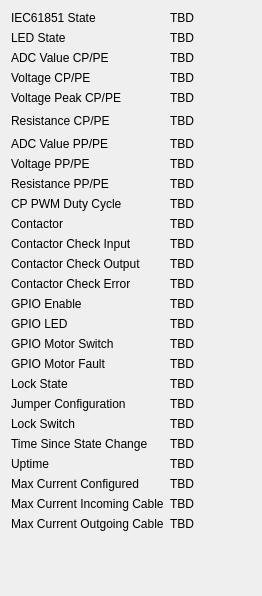
Above: src/brickv/plugin_system/plugins/evse/ui/evse.ui from Tinkerforge/brickv before the change. Below: the same form after it.
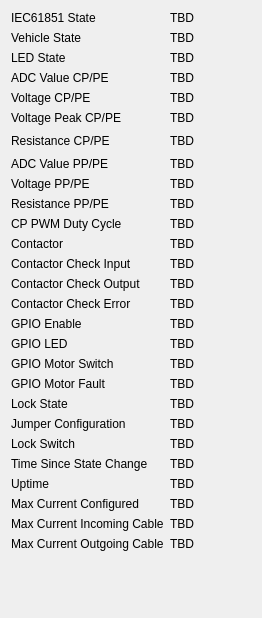
That is the form after the change.

Commit message: Add vehicle state to EVSE Brciklet

The edit to the form file:
```diff
--- a/src/brickv/plugin_system/plugins/evse/ui/evse.ui
+++ b/src/brickv/plugin_system/plugins/evse/ui/evse.ui
@@ -7,7 +7,7 @@
     <x>0</x>
     <y>0</y>
     <width>262</width>
-    <height>596</height>
+    <height>618</height>
    </rect>
   </property>
   <property name="windowTitle">
@@ -23,21 +23,21 @@
        </property>
       </widget>
      </item>
-     <item row="21" column="0">
+     <item row="22" column="0">
       <widget class="QLabel" name="label1">
        <property name="text">
         <string>Time Since State Change</string>
        </property>
       </widget>
      </item>
-     <item row="10" column="1">
+     <item row="11" column="1">
       <widget class="QLabel" name="label_contactor">
        <property name="text">
         <string>TBD</string>
        </property>
       </widget>
      </item>
-     <item row="5" column="2">
+     <item row="6" column="2">
       <spacer name="horizontalSpacer">
        <property name="orientation">
         <enum>Qt::Horizontal</enum>
@@ -50,77 +50,77 @@
        </property>
       </spacer>
      </item>
-     <item row="10" column="0">
+     <item row="11" column="0">
       <widget class="QLabel" name="label_14">
        <property name="text">
         <string>Contactor</string>
        </property>
       </widget>
      </item>
-     <item row="1" column="0">
+     <item row="2" column="0">
       <widget class="QLabel" name="label_2">
        <property name="text">
         <string>LED State</string>
        </property>
       </widget>
      </item>
-     <item row="5" column="0">
+     <item row="6" column="0">
       <widget class="QLabel" name="label_3">
        <property name="text">
         <string>Resistance CP/PE</string>
        </property>
       </widget>
      </item>
-     <item row="8" column="0">
+     <item row="9" column="0">
       <widget class="QLabel" name="label_4">
        <property name="text">
         <string>Resistance PP/PE</string>
        </property>
       </widget>
      </item>
-     <item row="14" column="0">
+     <item row="15" column="0">
       <widget class="QLabel" name="label_8">
        <property name="text">
         <string>GPIO Enable</string>
        </property>
       </widget>
      </item>
-     <item row="18" column="0">
+     <item row="19" column="0">
       <widget class="QLabel" name="label_9">
        <property name="text">
         <string>Lock State</string>
        </property>
       </widget>
      </item>
-     <item row="15" column="0">
+     <item row="16" column="0">
       <widget class="QLabel" name="label_10">
        <property name="text">
         <string>GPIO LED</string>
        </property>
       </widget>
      </item>
-     <item row="11" column="0">
+     <item row="12" column="0">
       <widget class="QLabel" name="label_6">
        <property name="text">
         <string>Contactor Check Input</string>
        </property>
       </widget>
      </item>
-     <item row="13" column="0">
+     <item row="14" column="0">
       <widget class="QLabel" name="label_7">
        <property name="text">
         <string>Contactor Check Error</string>
        </property>
       </widget>
      </item>
-     <item row="9" column="0">
+     <item row="10" column="0">
       <widget class="QLabel" name="label_5">
        <property name="text">
         <string>CP PWM Duty Cycle</string>
        </property>
       </widget>
      </item>
-     <item row="20" column="0">
+     <item row="21" column="0">
       <widget class="QLabel" name="label_13">
        <property name="text">
         <string>Lock Switch</string>
@@ -134,265 +134,279 @@
        </property>
       </widget>
      </item>
-     <item row="5" column="1">
+     <item row="6" column="1">
       <widget class="QLabel" name="label_resistance_cp_pe">
        <property name="text">
         <string>TBD</string>
        </property>
       </widget>
      </item>
-     <item row="3" column="0">
+     <item row="5" column="0">
+      <widget class="QLabel" name="label_19">
+       <property name="text">
+        <string>Voltage Peak CP/PE</string>
+       </property>
+      </widget>
+     </item>
+     <item row="4" column="0">
       <widget class="QLabel" name="label_17">
        <property name="text">
         <string>Voltage CP/PE</string>
        </property>
       </widget>
      </item>
-     <item row="1" column="1">
+     <item row="2" column="1">
       <widget class="QLabel" name="label_led_state">
        <property name="text">
         <string>TBD</string>
        </property>
       </widget>
      </item>
-     <item row="16" column="0">
+     <item row="17" column="0">
       <widget class="QLabel" name="label_11">
        <property name="text">
         <string>GPIO Motor Switch</string>
        </property>
       </widget>
      </item>
-     <item row="19" column="0">
+     <item row="20" column="0">
       <widget class="QLabel" name="label_12">
        <property name="text">
         <string>Jumper Configuration</string>
        </property>
       </widget>
      </item>
-     <item row="8" column="1">
-      <widget class="QLabel" name="label_resistance_pp_pe">
-       <property name="text">
-        <string>TBD</string>
-       </property>
-      </widget>
-     </item>
      <item row="9" column="1">
+      <widget class="QLabel" name="label_resistance_pp_pe">
+       <property name="text">
+        <string>TBD</string>
+       </property>
+      </widget>
+     </item>
+     <item row="10" column="1">
       <widget class="QLabel" name="label_cp_pwm_duty_cycle">
        <property name="text">
         <string>TBD</string>
        </property>
       </widget>
      </item>
-     <item row="11" column="1">
+     <item row="12" column="1">
       <widget class="QLabel" name="label_contactor_input">
        <property name="text">
         <string>TBD</string>
        </property>
       </widget>
      </item>
-     <item row="13" column="1">
-      <widget class="QLabel" name="label_contactor_error">
-       <property name="text">
-        <string>TBD</string>
-       </property>
-      </widget>
-     </item>
      <item row="14" column="1">
-      <widget class="QLabel" name="label_gpio_enable">
+      <widget class="QLabel" name="label_contactor_error">
        <property name="text">
         <string>TBD</string>
        </property>
       </widget>
      </item>
      <item row="15" column="1">
-      <widget class="QLabel" name="label_gpio_led">
+      <widget class="QLabel" name="label_gpio_enable">
        <property name="text">
         <string>TBD</string>
        </property>
       </widget>
      </item>
      <item row="16" column="1">
+      <widget class="QLabel" name="label_gpio_led">
+       <property name="text">
+        <string>TBD</string>
+       </property>
+      </widget>
+     </item>
+     <item row="17" column="1">
       <widget class="QLabel" name="label_gpio_motor_switch">
        <property name="text">
         <string>TBD</string>
        </property>
       </widget>
      </item>
-     <item row="18" column="1">
-      <widget class="QLabel" name="label_lock_state">
-       <property name="text">
-        <string>TBD</string>
-       </property>
-      </widget>
-     </item>
      <item row="19" column="1">
-      <widget class="QLabel" name="label_jumper_configuration">
+      <widget class="QLabel" name="label_lock_state">
        <property name="text">
         <string>TBD</string>
        </property>
       </widget>
      </item>
      <item row="20" column="1">
+      <widget class="QLabel" name="label_jumper_configuration">
+       <property name="text">
+        <string>TBD</string>
+       </property>
+      </widget>
+     </item>
+     <item row="21" column="1">
       <widget class="QLabel" name="label_lock_switch">
        <property name="text">
         <string>TBD</string>
        </property>
       </widget>
      </item>
-     <item row="12" column="0">
+     <item row="13" column="0">
       <widget class="QLabel" name="label_15">
        <property name="text">
         <string>Contactor Check Output</string>
        </property>
       </widget>
      </item>
-     <item row="12" column="1">
+     <item row="13" column="1">
       <widget class="QLabel" name="label_contactor_output">
        <property name="text">
         <string>TBD</string>
        </property>
       </widget>
      </item>
-     <item row="22" column="0">
+     <item row="23" column="0">
       <widget class="QLabel" name="label_16">
        <property name="text">
         <string>Uptime</string>
        </property>
       </widget>
      </item>
-     <item row="22" column="1">
+     <item row="23" column="1">
       <widget class="QLabel" name="label_uptime">
        <property name="text">
         <string>TBD</string>
        </property>
       </widget>
      </item>
-     <item row="2" column="0">
+     <item row="3" column="0">
       <widget class="QLabel" name="label_18">
        <property name="text">
         <string>ADC Value CP/PE</string>
        </property>
       </widget>
      </item>
-     <item row="2" column="1">
+     <item row="3" column="1">
       <widget class="QLabel" name="label_adc_value_cp_pe">
        <property name="text">
         <string>TBD</string>
        </property>
       </widget>
      </item>
-     <item row="4" column="0">
-      <widget class="QLabel" name="label_19">
-       <property name="text">
-        <string>Voltage Peak CP/PE</string>
-       </property>
-      </widget>
-     </item>
-     <item row="6" column="0">
+     <item row="7" column="0">
       <widget class="QLabel" name="label_20">
        <property name="text">
         <string>ADC Value PP/PE</string>
        </property>
       </widget>
      </item>
-     <item row="7" column="0">
+     <item row="8" column="0">
       <widget class="QLabel" name="label_21">
        <property name="text">
         <string>Voltage PP/PE</string>
        </property>
       </widget>
      </item>
-     <item row="3" column="1">
-      <widget class="QLabel" name="label_voltage_cp_pe">
-       <property name="text">
-        <string>TBD</string>
-       </property>
-      </widget>
-     </item>
      <item row="4" column="1">
+      <widget class="QLabel" name="label_voltage_cp_pe">
+       <property name="text">
+        <string>TBD</string>
+       </property>
+      </widget>
+     </item>
+     <item row="5" column="1">
       <widget class="QLabel" name="label_voltage_peak_cp_pe">
        <property name="text">
         <string>TBD</string>
        </property>
       </widget>
      </item>
-     <item row="6" column="1">
-      <widget class="QLabel" name="label_adc_value_pp_pe">
-       <property name="text">
-        <string>TBD</string>
-       </property>
-      </widget>
-     </item>
      <item row="7" column="1">
+      <widget class="QLabel" name="label_adc_value_pp_pe">
+       <property name="text">
+        <string>TBD</string>
+       </property>
+      </widget>
+     </item>
+     <item row="8" column="1">
       <widget class="QLabel" name="label_voltage_pp_pe">
        <property name="text">
         <string>TBD</string>
        </property>
       </widget>
      </item>
-     <item row="21" column="1">
+     <item row="22" column="1">
       <widget class="QLabel" name="label_time_since_state_change">
        <property name="text">
         <string>TBD</string>
        </property>
       </widget>
      </item>
-     <item row="17" column="0">
+     <item row="18" column="0">
       <widget class="QLabel" name="label_22">
        <property name="text">
         <string>GPIO Motor Fault</string>
        </property>
       </widget>
      </item>
-     <item row="17" column="1">
+     <item row="18" column="1">
       <widget class="QLabel" name="label_gpio_motor_fault">
        <property name="text">
         <string>TBD</string>
        </property>
       </widget>
      </item>
-     <item row="23" column="0">
+     <item row="24" column="0">
       <widget class="QLabel" name="label_23">
        <property name="text">
         <string>Max Current Configured</string>
        </property>
       </widget>
      </item>
-     <item row="24" column="0">
+     <item row="25" column="0">
       <widget class="QLabel" name="label_24">
        <property name="text">
         <string>Max Current Incoming Cable</string>
        </property>
       </widget>
      </item>
-     <item row="25" column="0">
+     <item row="26" column="0">
       <widget class="QLabel" name="label_25">
        <property name="text">
         <string>Max Current Outgoing Cable</string>
        </property>
       </widget>
      </item>
-     <item row="23" column="1">
-      <widget class="QLabel" name="label_max_current_configured">
-       <property name="text">
-        <string>TBD</string>
-       </property>
-      </widget>
-     </item>
      <item row="24" column="1">
-      <widget class="QLabel" name="label_max_current_incoming_cable">
+      <widget class="QLabel" name="label_max_current_configured">
        <property name="text">
         <string>TBD</string>
        </property>
       </widget>
      </item>
      <item row="25" column="1">
+      <widget class="QLabel" name="label_max_current_incoming_cable">
+       <property name="text">
+        <string>TBD</string>
+       </property>
+      </widget>
+     </item>
+     <item row="26" column="1">
       <widget class="QLabel" name="label_max_current_outgoing_cable">
        <property name="text">
         <string>TBD</string>
        </property>
       </widget>
      </item>
+     <item row="1" column="0">
+      <widget class="QLabel" name="label_26">
+       <property name="text">
+        <string>Vehicle State</string>
+       </property>
+      </widget>
+     </item>
+     <item row="1" column="1">
+      <widget class="QLabel" name="label_vehicle_state">
+       <property name="text">
+        <string>TBD</string>
+       </property>
+      </widget>
+     </item>
     </layout>
    </item>
    <item>
```
The commit also changes 1 other file.
